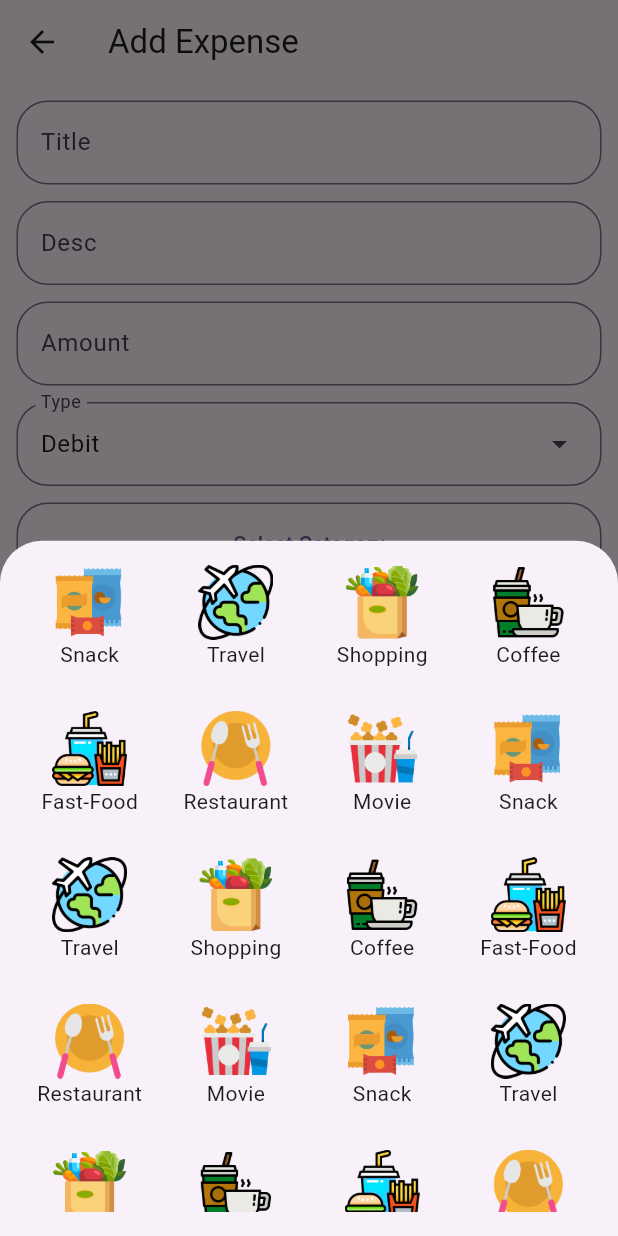
After one commit to raunak2909/expenso_422, a Flutter app: the AddExpensePage screen opened by its route, after a tap on "Select Category", on a phone screen of 412 x 824 dp. The commit adds this screen. Run offline on Flutter 3.47's test engine with Material 3 defaults, Android fonts, the phone set to English and light mode, and no system bars; our stand-ins replace flutter_bloc, shared_preferences, sqflite; accounts and stored records are empty.

Commit message:
add expense ui and logic implemented

```diff
--- a/lib/data/local/model/expense_model.dart
+++ b/lib/data/local/model/expense_model.dart
@@ -1,17 +1,20 @@
-class ExpenseModel{
+import 'package:expenso_422/domain/constants/app_constants.dart';
+
+class ExpenseModel {
   int? id;
-  int userId;
+  int? userId;
   String title;
   String desc;
   num amt;
   num bal;
-  int expType; ///1->Debit, 2->Credit
+  int expType;
+  ///1->Debit, 2->Credit
   int catId;
   int createdAt;
 
   ExpenseModel({
     this.id,
-    required this.userId,
+    this.userId,
     required this.title,
     required this.desc,
     required this.amt,
@@ -19,5 +22,28 @@ class ExpenseModel{
     required this.expType,
     required this.catId,
     required this.createdAt,
-});
+  });
+
+  factory ExpenseModel.fromMap(Map<String, dynamic> map) => ExpenseModel(
+    id: map[AppConstants.columnExpId],
+    userId: map[AppConstants.columnUserId],
+    title: map[AppConstants.columnExpTitle],
+    desc: map[AppConstants.columnExpDesc],
+    amt: map[AppConstants.columnExpAmt],
+    bal: map[AppConstants.columnExpBal],
+    expType: map[AppConstants.columnExpType],
+    catId: map[AppConstants.columnExpCatId],
+    createdAt: int.parse(map[AppConstants.columnExpCreatedAt]),
+  );
+
+  Map<String, dynamic> toMap() => {
+    AppConstants.columnUserId: userId,
+    AppConstants.columnExpTitle: title,
+    AppConstants.columnExpDesc: desc,
+    AppConstants.columnExpAmt: amt,
+    AppConstants.columnExpBal: bal,
+    AppConstants.columnExpType: expType,
+    AppConstants.columnExpCatId: catId,
+    AppConstants.columnExpCreatedAt: createdAt.toString(),
+  };
 }
--- a/lib/domain/constants/app_constants.dart
+++ b/lib/domain/constants/app_constants.dart
@@ -46,6 +46,20 @@ class AppConstants{
     CatModel(id: 5, title: "Fast-Food", imgPath: img_fast_food),
     CatModel(id: 6, title: "Restaurant", imgPath: img_restaurant),
     CatModel(id: 7, title: "Movie", imgPath: img_movie),
+    CatModel(id: 1, title: "Snack", imgPath: img_snack),
+    CatModel(id: 2, title: "Travel", imgPath: img_travel),
+    CatModel(id: 3, title: "Shopping", imgPath: img_shopping),
+    CatModel(id: 4, title: "Coffee", imgPath: img_coffee),
+    CatModel(id: 5, title: "Fast-Food", imgPath: img_fast_food),
+    CatModel(id: 6, title: "Restaurant", imgPath: img_restaurant),
+    CatModel(id: 7, title: "Movie", imgPath: img_movie),
+    CatModel(id: 1, title: "Snack", imgPath: img_snack),
+    CatModel(id: 2, title: "Travel", imgPath: img_travel),
+    CatModel(id: 3, title: "Shopping", imgPath: img_shopping),
+    CatModel(id: 4, title: "Coffee", imgPath: img_coffee),
+    CatModel(id: 5, title: "Fast-Food", imgPath: img_fast_food),
+    CatModel(id: 6, title: "Restaurant", imgPath: img_restaurant),
+    CatModel(id: 7, title: "Movie", imgPath: img_movie),
   ];
 
 }
--- a/lib/domain/constants/app_routes.dart
+++ b/lib/domain/constants/app_routes.dart
@@ -3,6 +3,8 @@ import 'package:expenso_422/ui/screen/on_boarding/login/login_page.dart';
 import 'package:expenso_422/ui/screen/on_boarding/signup/signup_page.dart';
 import 'package:expenso_422/ui/screen/splash/spalsh_page.dart';
 import 'package:flutter/cupertino.dart';
+
+import '../../ui/screen/add_expense/add_expense_page.dart';
 
 class AppRoutes{
 
@@ -18,6 +20,7 @@ class AppRoutes{
     login : (_) => LoginPage(),
     signup : (_) => SignupPage(),
     dashboard : (_) => DashboardPage(),
+    addExpense : (_) => AddExpensePage(),
   };
 
 
--- /dev/null
+++ b/lib/ui/screen/add_expense/add_expense_page.dart
@@ -0,0 +1,204 @@
+import 'package:expenso_422/data/local/model/expense_model.dart';
+import 'package:expenso_422/domain/constants/app_constants.dart';
+import 'package:expenso_422/ui/custom_widgets/ui_helper.dart';
+import 'package:expenso_422/ui/screen/add_expense/bloc/expense_bloc.dart';
+import 'package:expenso_422/ui/screen/add_expense/bloc/expense_event.dart';
+import 'package:expenso_422/ui/screen/add_expense/bloc/expense_state.dart';
+import 'package:flutter/material.dart';
+import 'package:flutter_bloc/flutter_bloc.dart';
+
+class AddExpensePage extends StatefulWidget {
+  @override
+  State<AddExpensePage> createState() => _AddExpensePageState();
+}
+
+class _AddExpensePageState extends State<AddExpensePage> {
+  var titleController = TextEditingController();
+
+  var descController = TextEditingController();
+
+  var amtController = TextEditingController();
+
+  String selectedType = "Debit";
+  List<String> mTypes = ["Debit", "Credit" /*, "Loan", "Lend", "Borrow"*/];
+
+  int selectedCatIndex = -1;
+
+  ///1.add validation in add expense page
+  ///2.add loader on loadingState when tapped on add expense
+  ///3.use fetchInitialExpenseEvent and load all expenses in that UI
+
+  @override
+  Widget build(BuildContext context) {
+    return Scaffold(
+      appBar: AppBar(title: Text('Add Expense')),
+      body: Padding(
+        padding: const EdgeInsets.all(11.0),
+        child: Column(
+          children: [
+            TextField(
+              controller: titleController,
+              decoration: myFieldDecoration(
+                label: "Title",
+                hint: "Enter your title here..",
+              ),
+            ),
+            SizedBox(height: 11),
+            TextField(
+              controller: descController,
+              decoration: myFieldDecoration(
+                label: "Desc",
+                hint: "Enter your desc here..",
+              ),
+            ),
+            SizedBox(height: 11),
+            TextField(
+              keyboardType: TextInputType.number,
+              controller: amtController,
+              decoration: myFieldDecoration(
+                label: "Amount",
+                hint: "Enter your amount here..",
+              ),
+            ),
+            SizedBox(height: 11),
+            /*DropdownButton(
+              value: selectedType,
+                items: [
+              DropdownMenuItem(value: "Debit", child: Text("Debit")),
+              DropdownMenuItem(value: "Credit", child: Text("Credit")),
+            ], onChanged: (value){
+              selectedType = value!;
+              setState(() {
+
+              });
+            }),*/
+            DropdownMenu(
+              width: double.infinity,
+              inputDecorationTheme: InputDecorationTheme(
+                border: OutlineInputBorder(
+                  borderRadius: BorderRadius.circular(21),
+                ),
+              ),
+              label: Text('Type'),
+              initialSelection: selectedType,
+              onSelected: (value) {
+                selectedType = value!;
+              },
+              dropdownMenuEntries: mTypes.map((eachType) {
+                return DropdownMenuEntry(value: eachType, label: eachType);
+              }).toList(),
+            ),
+            SizedBox(height: 11),
+            OutlinedButton(
+              style: OutlinedButton.styleFrom(
+                minimumSize: Size(double.infinity, 55),
+                shape: RoundedRectangleBorder(
+                  borderRadius: BorderRadius.circular(21),
+                ),
+              ),
+              onPressed: () {
+                showModalBottomSheet(
+                  context: context,
+                  builder: (_) {
+                    return Container(
+                      padding: EdgeInsets.all(16),
+                      child: GridView.builder(
+                        gridDelegate: SliverGridDelegateWithFixedCrossAxisCount(
+                          crossAxisCount: 4,
+                          crossAxisSpacing: 10,
+                          mainAxisSpacing: 10,
+                        ),
+                        itemCount: AppConstants.allCat.length,
+                        itemBuilder: (_, index) {
+                          return InkWell(
+                            onTap: () {
+                              selectedCatIndex = index;
+                              setState(() {});
+                              Navigator.pop(context);
+                            },
+                            child: Column(
+                              children: [
+                                Image.asset(
+                                  AppConstants.allCat[index].imgPath,
+                                  width: 50,
+                                  height: 50,
+                                ),
+                                Text(AppConstants.allCat[index].title),
+                              ],
+                            ),
+                          );
+                        },
+                      ),
+                    );
+                  },
+                );
+              },
+              child: selectedCatIndex < 0
+                  ? Text('Select Category')
+                  : Row(
+                      mainAxisAlignment: MainAxisAlignment.center,
+                      children: [
+                        Image.asset(
+                          AppConstants.allCat[selectedCatIndex].imgPath,
+                          width: 30,
+                          height: 30,
+                        ),
+                        Text(
+                          " - ${AppConstants.allCat[selectedCatIndex].title}",
+                        ),
+                      ],
+                    ),
+            ),
+            SizedBox(height: 11),
+            BlocListener<ExpenseBloc, ExpenseState>(
+              listener: (context, state) {
+                if(state is ExpenseErrorState){
+                  ScaffoldMessenger.of(context).showSnackBar(
+                    SnackBar(
+                      content: Text(state.errorMsg),
+                      backgroundColor: Colors.red,
+                    ),
+                  );
+                }
+
+                if(state is ExpenseLoadedState){
+                  ScaffoldMessenger.of(context).showSnackBar(
+                    SnackBar(
+                      content: Text("Expense added successfully!!"),
+                      backgroundColor: Colors.green,
+                    ),
+                  );
+                  Navigator.pop(context);
+                }
+              },
+              child: ElevatedButton(
+                style: ElevatedButton.styleFrom(
+                  minimumSize: Size(double.infinity, 55),
+                  backgroundColor: Colors.pink.shade200,
+                  foregroundColor: Colors.white,
+                ),
+                onPressed: () {
+                  ///shared pref logic
+                  context.read<ExpenseBloc>().add(
+                    AddExpenseEvent(
+                      newExp: ExpenseModel(
+                        title: titleController.text,
+                        desc: descController.text,
+                        amt: double.parse(amtController.text),
+                        bal: 0.0,
+                        expType: selectedType=="Debit" ? 1 : 2,
+                        catId: AppConstants.allCat[selectedCatIndex].id,
+                        createdAt: DateTime.now().millisecondsSinceEpoch,
+                      ),
+                    ),
+                  );
+                },
+                child: Text('Add Expense'),
+              ),
+            ),
+          ],
+        ),
+      ),
+    );
+  }
+}
--- /dev/null
+++ b/lib/ui/screen/add_expense/bloc/expense_event.dart
@@ -0,0 +1,10 @@
+import 'package:expenso_422/data/local/model/expense_model.dart';
+
+abstract class ExpenseEvent {}
+
+class AddExpenseEvent extends ExpenseEvent{
+  ExpenseModel newExp;
+  AddExpenseEvent({required this.newExp});
+}
+
+class FetchInitialExpenseEvent extends ExpenseEvent{}
--- /dev/null
+++ b/lib/ui/screen/add_expense/bloc/expense_state.dart
@@ -0,0 +1,14 @@
+import 'package:expenso_422/data/local/model/expense_model.dart';
+
+abstract class ExpenseState{}
+
+class ExpenseInitialState extends ExpenseState{}
+class ExpenseLoadingState extends ExpenseState{}
+class ExpenseLoadedState extends ExpenseState{
+  List<ExpenseModel> allExp;
+  ExpenseLoadedState({required this.allExp});
+}
+class ExpenseErrorState extends ExpenseState{
+  String errorMsg;
+  ExpenseErrorState({required this.errorMsg});
+}
```
Also changed, not shown: lib/data/local/helper/db_helper.dart (+47 -7 lines), lib/main.dart (+10 -3 lines), lib/ui/screen/add_expense/bloc/expense_bloc.dart (added, +36 -0 lines), lib/ui/screen/dashboard/dashboard_page.dart (+18 -3 lines).
